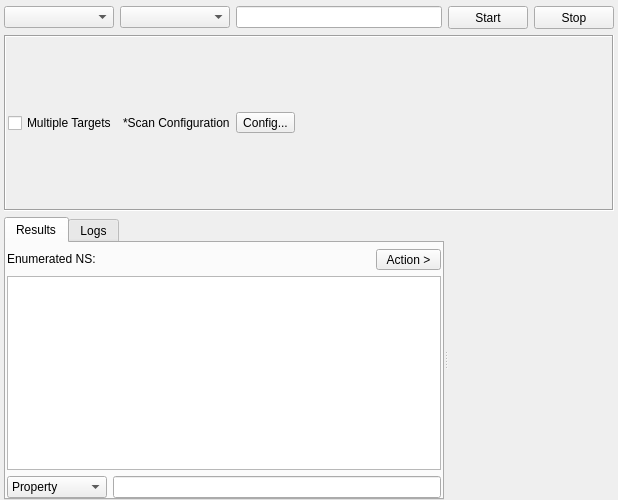
First picture: the form in sub3suite/src/enums/ns/NSEnum.ui, repository 3nock/OTE, before the edit.
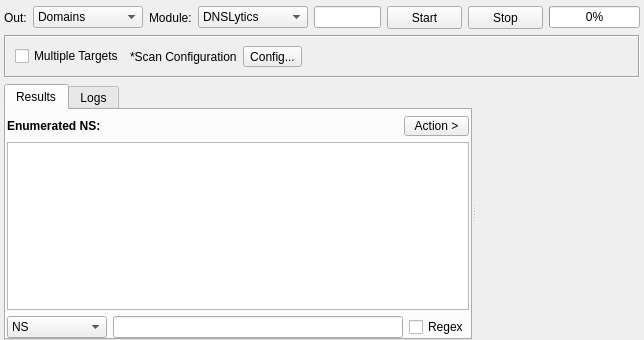
Second picture: the form after the edit. Custom widgets are drawn as their Qt base class.

Commit message: added NSEnum adn MXEnum

```diff
--- a/sub3suite/src/enums/ns/NSEnum.ui
+++ b/sub3suite/src/enums/ns/NSEnum.ui
@@ -6,8 +6,8 @@
    <rect>
     <x>0</x>
     <y>0</y>
-    <width>618</width>
-    <height>500</height>
+    <width>644</width>
+    <height>340</height>
    </rect>
   </property>
   <property name="windowTitle">
@@ -29,12 +29,9 @@
    <item>
     <layout class="QHBoxLayout" name="horizontalLayout">
      <item>
-      <widget class="QComboBox" name="comboBoxEngine">
-       <property name="minimumSize">
-        <size>
-         <width>110</width>
-         <height>0</height>
-        </size>
+      <widget class="QLabel" name="labelOut">
+       <property name="text">
+        <string>Out:</string>
        </property>
       </widget>
      </item>
@@ -46,6 +43,33 @@
          <height>0</height>
         </size>
        </property>
+       <item>
+        <property name="text">
+         <string>Domains</string>
+        </property>
+       </item>
+      </widget>
+     </item>
+     <item>
+      <widget class="QLabel" name="labelModule">
+       <property name="text">
+        <string>Module:</string>
+       </property>
+      </widget>
+     </item>
+     <item>
+      <widget class="QComboBox" name="comboBoxEngine">
+       <property name="minimumSize">
+        <size>
+         <width>110</width>
+         <height>0</height>
+        </size>
+       </property>
+       <item>
+        <property name="text">
+         <string>DNSLytics</string>
+        </property>
+       </item>
       </widget>
      </item>
      <item>
@@ -89,6 +113,13 @@
        </property>
       </widget>
      </item>
+     <item>
+      <widget class="QProgressBar" name="progressBar">
+       <property name="value">
+        <number>0</number>
+       </property>
+      </widget>
+     </item>
     </layout>
    </item>
    <item>
@@ -101,10 +132,10 @@
      </property>
      <layout class="QHBoxLayout" name="horizontalLayout_2">
       <property name="leftMargin">
-       <number>2</number>
+       <number>9</number>
       </property>
       <property name="rightMargin">
-       <number>2</number>
+       <number>9</number>
       </property>
       <item>
        <widget class="QCheckBox" name="checkBoxMultipleTargets">
@@ -179,6 +210,12 @@
               <verstretch>0</verstretch>
              </sizepolicy>
             </property>
+            <property name="font">
+             <font>
+              <weight>75</weight>
+              <bold>true</bold>
+             </font>
+            </property>
             <property name="text">
              <string>Enumerated NS:</string>
             </property>
@@ -249,7 +286,7 @@
             </property>
             <item>
              <property name="text">
-              <string>Property</string>
+              <string>NS</string>
              </property>
             </item>
             <item>
@@ -262,6 +299,13 @@
           <item>
            <widget class="QLineEdit" name="lineEditFilter"/>
           </item>
+          <item>
+           <widget class="QCheckBox" name="checkBoxRegex">
+            <property name="text">
+             <string>Regex</string>
+            </property>
+           </widget>
+          </item>
          </layout>
         </item>
        </layout>
```
Left out of the diff: 7 changed lines with no effect on the pictures. The commit also changes 34 other files.
